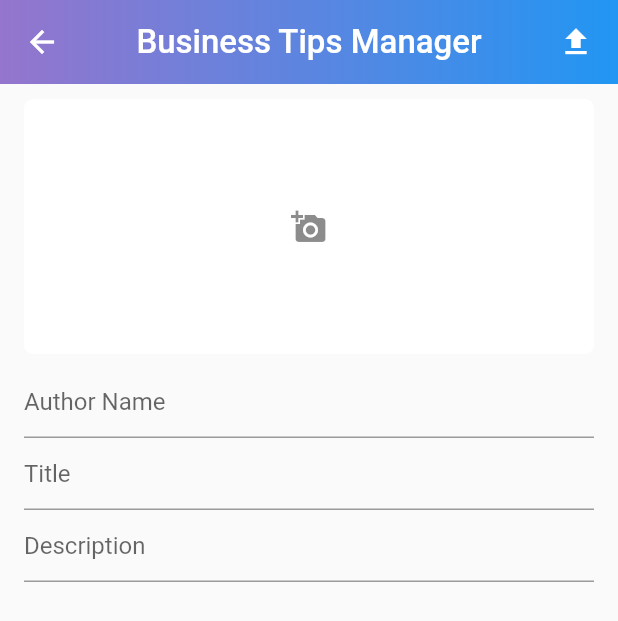
After one commit to fxhmi/umbizzads_admin, a Flutter app: the CreateBlog screen opened directly, after a tap on the "file upload" icon, on a phone screen of 412 x 824 dp. The commit adds this screen. Shown: the top 621 px of the screen. Run offline on Flutter 3.47's test engine with Material 2 defaults, Android fonts, the phone set to English and light mode, and no system bars; our stand-ins replace charts_flutter, cloud_firestore, firebase_auth, firebase_core, firebase_storage, image_picker and 2 more; missing offline and left inert: image_slider; accounts and stored records are empty.

Commit message:
Report & Manage Business tips Added

```diff
--- a/lib/MainScreens/activateAccount.dart
+++ b/lib/MainScreens/activateAccount.dart
@@ -134,7 +134,7 @@ class _ActivateAccountsScreenState extends State<ActivateAccountsScreen> {
                           SizedBox(width: 20,),
 
                           Text(
-                            users.docs[i].get("userNumber"),
+                            users.docs[i].get("nameChatId"),
                             style: TextStyle(fontSize: 16, fontWeight: FontWeight.bold, letterSpacing: 2.0),
                           ),
 
--- a/lib/MainScreens/blockedAccount.dart
+++ b/lib/MainScreens/blockedAccount.dart
@@ -133,7 +133,7 @@ class _BlockedAccountsScreenState extends State<BlockedAccountsScreen> {
                           SizedBox(width: 20,),
 
                           Text(
-                            users.docs[i].get("userNumber"),
+                            users.docs[i].get("nameChatId"),
                             style: TextStyle(fontSize: 16, fontWeight: FontWeight.bold, letterSpacing: 2.0),
                           ),
 
@@ -183,9 +183,7 @@ class _BlockedAccountsScreenState extends State<BlockedAccountsScreen> {
 
       }
       return Center(
-        child: Text(
-          "Loading...",
-        ),
+        child: CircularProgressIndicator()
       );
     }
 
--- /dev/null
+++ b/lib/MainScreens/business_edu.dart
@@ -0,0 +1,201 @@
+// @dart=2.9
+import 'dart:io';
+import 'package:admin_umbizz/MainScreens/home.dart';
+import 'package:admin_umbizz/Service/blog_database.dart';
+import 'package:firebase_auth/firebase_auth.dart';
+import 'package:firebase_storage/firebase_storage.dart' as firebase_storage;
+import 'package:flutter/material.dart';
+import 'package:image_picker/image_picker.dart';
+import 'package:random_string/random_string.dart';
+
+
+class CreateBlog extends StatefulWidget {
+  @override
+  _CreateBlogState createState() => _CreateBlogState();
+}
+
+class _CreateBlogState extends State<CreateBlog> {
+  String authorName, title, desc;
+  FirebaseAuth auth;
+
+  File image;
+  final picker = ImagePicker();
+  var downloadUrl;
+  File selectedImage;
+  bool _isLoading = false;
+  CrudMethods crudMethods = new CrudMethods();
+
+  firebase_storage.Reference ref;
+
+  Future getImage() async {
+    // var image = await ImagePicker.pickImage(source: ImageSource.gallery);
+    final image = await picker.getImage(source: ImageSource.gallery);
+    File file = File(image.path);
+
+    setState(() {
+      selectedImage = file;
+    });
+  }
+
+  uploadBlog() async {
+    if (selectedImage != null) {
+      setState(() {
+        _isLoading = true;
+      });
+
+      /// uploading image to firebase storage
+      ref = firebase_storage.FirebaseStorage.instance
+          .ref()
+          .child("blogImages")
+          .child("${randomAlphaNumeric(9)}.jpg");
+
+
+
+      await ref.putFile(selectedImage).whenComplete(() async{
+        await ref.getDownloadURL().then((value){
+
+          downloadUrl = value;
+        });
+      });
+
+      print("this is url $downloadUrl");
+
+      Map<String, String> blogMap = {
+        "imgUrl": downloadUrl,
+        "authorName": authorName,
+        "title": title,
+        "desc": desc
+      };
+      crudMethods.addData(blogMap).then((result) {
+        Navigator.pop(context);
+      });
+    } else {}
+  }
+
+  @override
+  Widget build(BuildContext context) {
+    return Scaffold(
+      appBar: AppBar(
+        leading: BackButton(
+            onPressed: () {
+              Navigator.push(
+                context,
+                MaterialPageRoute(builder: (context) => HomeScreen()),
+              );
+            }
+        ),
+        flexibleSpace: Container(
+          decoration: new BoxDecoration(
+            gradient: new LinearGradient(
+              colors: [
+                Colors.deepPurple[300],
+                Colors.blue,
+
+                // Colors.lightBlueAccent,
+                // Colors.blueAccent,
+
+                // Colors.blueGrey,
+                // Colors.grey,
+              ],
+              begin: const FractionalOffset(0.0, 0.0),
+              end: const FractionalOffset(1.0, 0.0),
+              stops: [0.0, 1.0],
+            ),
+          ),
+        ),
+        title: Row(
+          mainAxisAlignment: MainAxisAlignment.center,
+          children: <Widget>[
+            Text(
+              "Business Tips Manager",
+              style: TextStyle(fontSize: 22),
+            )
+          ],
+        ),
+        //backgroundColor: Colors.transparent,
+        elevation: 0.0,
+        actions: <Widget>[
+          GestureDetector(
+            onTap: () {
+              uploadBlog();
+            },
+            child: Container(
+                padding: EdgeInsets.symmetric(horizontal: 16),
+                child: Icon(Icons.file_upload)),
+          )
+        ],
+      ),
+      body: _isLoading
+          ? Container(
+        alignment: Alignment.center,
+        child: CircularProgressIndicator(),
+      )
+          : Container(
+        child: Column(
+          children: <Widget>[
+            SizedBox(
+              height: 10,
+            ),
+            GestureDetector(
+                onTap: () {
+                  getImage();
+                },
+                child: selectedImage != null
+                    ? Container(
+                  margin: EdgeInsets.symmetric(horizontal: 16),
+                  height: 170,
+                  width: MediaQuery.of(context).size.width,
+                  child: ClipRRect(
+                    borderRadius: BorderRadius.circular(6),
+                    child: Image.file(
+                      selectedImage,
+                      fit: BoxFit.cover,
+                    ),
+                  ),
+                )
+                    : Container(
+                  margin: EdgeInsets.symmetric(horizontal: 16),
+                  height: 170,
+                  decoration: BoxDecoration(
+                      color: Colors.white,
+                      borderRadius: BorderRadius.circular(6)),
+                  width: MediaQuery.of(context).size.width,
+                  child: Icon(
+                    Icons.add_a_photo,
+                    color: Colors.black45,
+                  ),
+                )),
+            SizedBox(
+              height: 8,
+            ),
+            Container(
+              margin: EdgeInsets.symmetric(horizontal: 16),
+              child: Column(
+                children: <Widget>[
+                  TextField(
+                    decoration: InputDecoration(hintText: "Author Name"),
+                    onChanged: (val) {
+                      authorName = val;
+                    },
+                  ),
+                  TextField(
+                    decoration: InputDecoration(hintText: "Title"),
+                    onChanged: (val) {
+                      title = val;
+                    },
+                  ),
+                  TextField(
+                    decoration: InputDecoration(hintText: "Description"),
+                    onChanged: (val) {
+                      desc = val;
+                    },
+                  )
+                ],
+              ),
+            )
+          ],
+        ),
+      ),
+    );
+  }
+}
--- /dev/null
+++ b/lib/Service/blog_database.dart
@@ -0,0 +1,18 @@
+// @dart=2.9
+import 'package:cloud_firestore/cloud_firestore.dart';
+import 'package:firebase_auth/firebase_auth.dart';
+
+class CrudMethods {
+
+  FirebaseAuth auth;
+
+  Future<void> addData(blogData) async {
+    FirebaseFirestore.instance.collection("blogs").add(blogData).catchError((e) {
+      print(e);
+    });
+  }
+
+  getData() async {
+    return await FirebaseFirestore.instance.collection("blogs").snapshots();
+  }
+}
--- a/pubspec.yaml
+++ b/pubspec.yaml
@@ -34,6 +34,12 @@ dependencies:
   intl: ^0.17.0
   timeago: ^3.1.0
   image_slider: ^1.0.2
+  image_picker: ^0.7.5+3
+  cached_network_image: ^3.1.0
+  charts_flutter: ^0.11.0
+  random_string: ^2.3.1
+  firebase_storage: ^8.1.0
+
 
 
 dev_dependencies:
```
Also changed, not shown: lib/MainScreens/approveAds.dart (+24 -1 lines), lib/MainScreens/categories_chart.dart (added, +136 -0 lines), lib/MainScreens/home.dart (+51 -3 lines), lib/Service/category_database.dart (added, +19 -0 lines), images/123.png (added), images/admin.png, lib/MainScreens/createBlog.dart (added), pubspec.lock.
